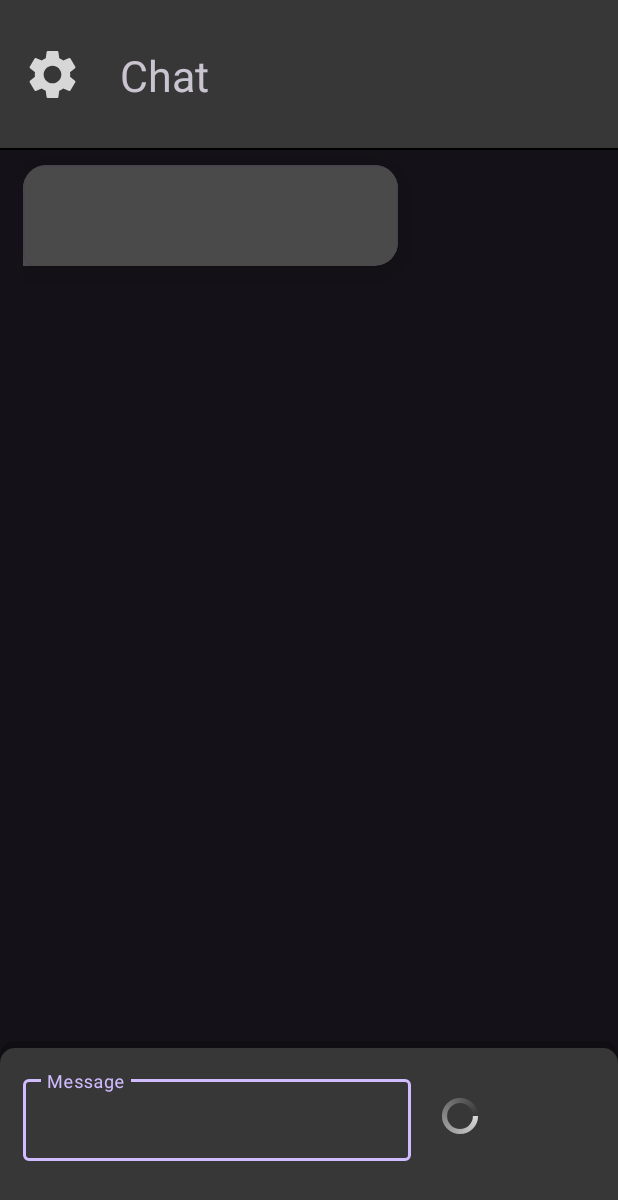
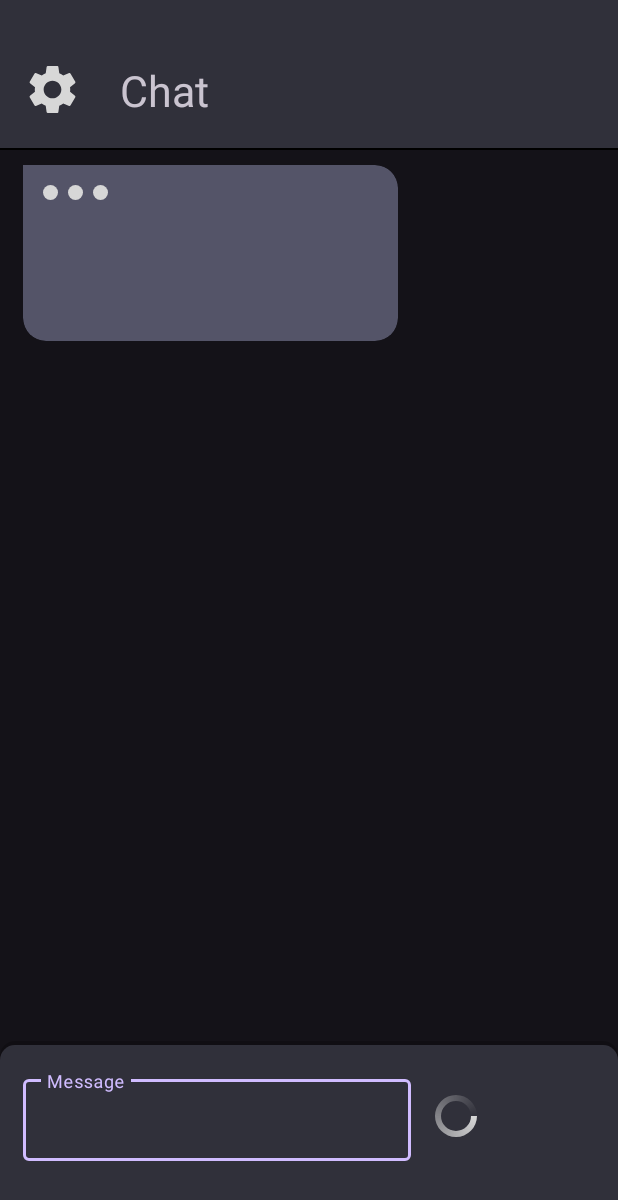
Before and after one commit to Asierso/ochat-app, an Android app: the screen it shows after launch (MainActivity), after a tap on "send button", on a phone screen of 412 x 824 dp. Shown: the top 1200 px of the screen. Run offline under Robolectric (Android 15) with nearby library versions, the phone set to English and light mode, and no system bars.

Commit message:
Features: new animations Fixes: balloons graphic bugfix, keyboard, edittext and scrollview

```diff
--- a/app/src/main/AndroidManifest.xml
+++ b/app/src/main/AndroidManifest.xml
@@ -3,7 +3,8 @@
     xmlns:tools="http://schemas.android.com/tools">
 
     <uses-permission android:name="android.permission.INTERNET" />
-
+    <uses-permission android:name="android.permission.WRITE_EXTERNAL_STORAGE"/>
+    <uses-permission android:name="android.permission.READ_EXTERNAL_STORAGE"/>
     <application
         android:allowBackup="true"
         android:appCategory="social"
--- a/app/src/main/java/com/asierso/ochat/MainActivity.kt
+++ b/app/src/main/java/com/asierso/ochat/MainActivity.kt
@@ -3,17 +3,18 @@ package com.asierso.ochat
 import android.content.Context
 import android.content.Intent
 import android.os.Bundle
-import android.view.Gravity
 import android.view.ViewGroup
+import android.view.animation.AnimationUtils
+import android.view.inputmethod.InputMethodManager
 import android.widget.ImageView
 import android.widget.LinearLayout
 import android.widget.ScrollView
-import android.widget.TextView
+import android.widget.TableRow
 import android.widget.Toast
 import androidx.activity.enableEdgeToEdge
-import androidx.appcompat.app.ActionBar.LayoutParams
 import androidx.appcompat.app.AppCompatActivity
 import androidx.appcompat.content.res.AppCompatResources
+import androidx.core.widget.doOnTextChanged
 import androidx.lifecycle.lifecycleScope
 import com.asierso.ochat.api.*
 import com.asierso.ochat.api.builder.LlamaDialogsBuilder
@@ -21,8 +22,8 @@ import com.asierso.ochat.api.builder.LlamaRequestBaseBuilder
 import com.asierso.ochat.api.handlers.LlamaConnectionException
 import com.asierso.ochat.api.models.LlamaMessage
 import com.asierso.ochat.api.models.LlamaResponse
+import com.asierso.ochat.components.MessageCardView
 import com.asierso.ochat.models.ClientSettings
-import com.google.android.material.card.MaterialCardView
 import com.google.android.material.textfield.TextInputEditText
 import com.google.android.material.textfield.TextInputLayout
 import kotlinx.coroutines.Dispatchers
@@ -54,13 +55,22 @@ class MainActivity : AppCompatActivity() {
             val msg = findViewById<TextInputEditText>(R.id.tf_message)
             try {
                 //Lock send button
-                changeSendAble(false)
-
+                isSendEnabled(false)
 
                 //Send message and update view
                 conversation.add(LlamaMessage(LlamaMessage.USER_ROLE, msg.text.toString()))
-                if (msg.text.toString().isNotBlank())
-                    renderMessageView(Side.User).append(msg.text.toString())
+
+                //Create message balloon only if user wrote some text
+                if (msg.text.toString().isNotBlank()) {
+                    val msgview = MessageCardView(context, Side.User)
+                    msgview.getTextComponent().append(msg.text.toString())
+                    msgview.stopLoading()
+                    findViewById<LinearLayout>(R.id.message_layout).addView(msgview.getView())
+                }
+
+                //Close virtual keyboard
+                (getSystemService(INPUT_METHOD_SERVICE) as InputMethodManager)
+                    .hideSoftInputFromWindow(msg.windowToken,0)
 
                 //Send message and clear text
                 sendPrompt()
@@ -76,6 +86,16 @@ class MainActivity : AppCompatActivity() {
             startActivity(settings)
         }
 
+        findViewById<TextInputEditText>(R.id.tf_message).doOnTextChanged { text, start, before, count ->
+            var lines = findViewById<TextInputEditText>(R.id.tf_message).lineCount
+            lines = if (lines > 10) 10 else lines
+
+            findViewById<TextInputLayout>(R.id.tf_message_layout).layoutParams = TableRow.LayoutParams(
+                resources.displayMetrics.widthPixels - 230,
+                Global.getPixels(this,60) + ((lines-1) * Global.getPixels(this,19))
+            )
+        }
+
         settings = FilesManager.loadSettings(this)
         loadConversation()
 
@@ -85,16 +105,23 @@ class MainActivity : AppCompatActivity() {
         if (settings != null && settings!!.model != null && settings!!.model.isNotBlank())
             lifecycleScope.launch {
                 withContext(Dispatchers.IO) {
+
+                    //Load conversation using ip and model names
                     val loadedConversation = FilesManager.loadConversation(
                         context,
                         "${settings!!.ip}_${settings!!.model}"
                     )
+
+                    //Check if loaded conversation is valid
                     if (loadedConversation != null) {
                         conversation.addAll(loadedConversation)
                         for (balloonMessage in conversation)
                             withContext(Dispatchers.Main) {
-                                renderMessageView(if (balloonMessage.role.equals("user")) Side.User else Side.IA)
-                                    .text = balloonMessage.content.toString()
+                                //Create all message balloons
+                                val msgview = MessageCardView(context,if (balloonMessage.role.equals("user")) Side.User else Side.IA)
+                                msgview.getTextComponent().text = balloonMessage.content.toString()
+                                findViewById<LinearLayout>(R.id.message_layout).addView(msgview.getView())
+                                msgview.stopLoading()
                             }
                     }
                 }
@@ -123,23 +150,27 @@ class MainActivity : AppCompatActivity() {
         }
     }
 
-    private fun changeSendAble(status: Boolean) {
+    private fun isSendEnabled(status: Boolean) {
         val sendBtn = findViewById<ImageView>(R.id.btn_send)
         sendBtn.isEnabled = status
-        if (!status)
+        if (!status) {
             sendBtn.setImageDrawable(
                 AppCompatResources.getDrawable(
                     this,
-                    R.drawable.spinner_rotate
+                    R.drawable.spinner_shape
                 )
             )
-        else
+            sendBtn.animation =AnimationUtils.loadAnimation(context, R.anim.load_rotation_lineal)
+        }
+        else {
             sendBtn.setImageDrawable(
                 AppCompatResources.getDrawable(
                     this,
                     R.drawable.baseline_send_24
                 )
             )
+            sendBtn.animation = null
+        }
     }
 
     private fun rescale() {
@@ -151,64 +182,16 @@ class MainActivity : AppCompatActivity() {
         text.layoutParams = layout
     }
 
-    private fun renderMessageView(side: Side): TextView {
-        //Create card
-        val card = MaterialCardView(this).apply {
-            elevation = 20f
+    private fun sendPrompt() {
+        //Create message balloon
+        val messageView = MessageCardView(context,Side.IA)
+        findViewById<LinearLayout>(R.id.message_layout).addView(messageView.getView())
 
-            //Set card resolution
-            minimumHeight = Global.getPixels(context, 70)
-            setContentPadding(
-                Global.getPixels(context, 10),
-                Global.getPixels(context, 10),
-                Global.getPixels(context, 10),
-                Global.getPixels(context, 10)
-            )
+        //Make autoscroll
+        findViewById<ScrollView>(R.id.scr_layout_message_screen)
+            .smoothScrollTo(0,findViewById<LinearLayout>(R.id.message_layout).height)
 
-            //Set card design
-            if (side == Side.User)
-                setBackgroundDrawable(
-                    AppCompatResources.getDrawable(
-                        context,
-                        R.drawable.user_message_balloon
-                    )
-                )
-            else
-                setBackgroundDrawable(
-                    AppCompatResources.getDrawable(
-                        context,
-                        R.drawable.ia_message_balloon
-                    )
-                )
-
-            //Adjust layout
-            layoutParams = LinearLayout.LayoutParams(
-                Global.getPixels(context, 250),
-                LayoutParams.WRAP_CONTENT
-            ).apply {
-                setMargins(0, Global.getPixels(context, 10), 0, Global.getPixels(context, 10))
-                gravity = if (side == Side.User) Gravity.END else Gravity.START
-            }
-        }
-
-        //Create text
-        val txt = TextView(this).apply {
-            text = ""
-            textSize = 16f
-            setTextColor(getColor(if (side == Side.User) R.color.user_wrote_fore else R.color.ia_wrote_fore))
-            layoutParams = LinearLayout.LayoutParams(
-                LinearLayout.LayoutParams.MATCH_PARENT,
-                LinearLayout.LayoutParams.MATCH_PARENT
-            )
-        }
-
-        card.addView(txt)
-        findViewById<LinearLayout>(R.id.message_layout).addView(card)
-        return txt
-    }
-
-    private fun sendPrompt() {
-        val updateView: TextView = renderMessageView(Side.IA)
+        //Check if settings are correct
         if (settings == null) {
             Toast.makeText(this, "Error, specify valid settings", Toast.LENGTH_SHORT).show()
             return
@@ -216,13 +199,16 @@ class MainActivity : AppCompatActivity() {
 
         lifecycleScope.launch {
             val res = withContext(Dispatchers.IO) {
+                //Get llama api url
                 val llama = LlamaConnection(Global.bakeUrl(settings) ?: "")
 
+                //Build llama connection
                 val llamaRequestBase = LlamaRequestBaseBuilder()
                     .useModel(settings?.model.toString())
                     .withStream(true)
                     .build()
 
+                //Build dialogs
                 val dialogBuilder = LlamaDialogsBuilder(llamaRequestBase)
                 for (handle in conversation)
                     dialogBuilder.createDialog(handle.role, handle.content)
@@ -234,28 +220,35 @@ class MainActivity : AppCompatActivity() {
                     ) { e ->
                         lifecycleScope.launch {
                             withContext(Dispatchers.Main) {
-                                updateView.append(e.message.content.toString())
-                                val scroll =
-                                    findViewById<ScrollView>(R.id.scr_layout_message_screen)
-                                scroll.smoothScrollTo(0,scroll.height)
+                                messageView.stopLoading()
+                                messageView.getTextComponent().append(e.message.content.toString())
+
+
+                                //Make autoscroll
+                                findViewById<ScrollView>(R.id.scr_layout_message_screen)
+                                    .smoothScrollTo(0,findViewById<LinearLayout>(R.id.message_layout).height)
                             }
                         }
                     }
                 } catch (e: LlamaConnectionException) {
+                    //Error at some point of connection
                     llamaResponse = null
                     withContext(Dispatchers.Main) {
                         Toast.makeText(context, "Error ${e.message}", Toast.LENGTH_SHORT).show()
 
-                        val hotCardView = (updateView.parent as ViewGroup)
+                        //Remove message
+                        val hotCardView = (messageView.getView() as ViewGroup)
                         (hotCardView.parent as ViewGroup).removeView(hotCardView)
-                        hotCardView.removeView(updateView)
-
+                        hotCardView.removeView(messageView.getView())
                     }
                 }
                 return@withContext llamaResponse
             }
             if (res != null) {
+                //Add full text after stream load
                 conversation.add(LlamaMessage(LlamaMessage.ASSISTANT_ROLE, res.message.content))
+
+                //Save conversation
                 lifecycleScope.launch {
                     withContext(Dispatchers.IO) {
                         FilesManager.saveConversation(
@@ -266,7 +259,9 @@ class MainActivity : AppCompatActivity() {
                     }
                 }
             }
-            changeSendAble(true)
+
+            //Allow user to send new messages
+            isSendEnabled(true)
         }
     }
 }
--- /dev/null
+++ b/app/src/main/java/com/asierso/ochat/components/MessageCardView.kt
@@ -0,0 +1,130 @@
+package com.asierso.ochat.components
+
+import android.content.Context
+import android.view.Gravity
+import android.view.animation.AnimationUtils
+import android.widget.ImageView
+import android.widget.LinearLayout
+import android.widget.TextView
+import androidx.appcompat.app.ActionBar.LayoutParams
+import androidx.appcompat.content.res.AppCompatResources
+import androidx.cardview.widget.CardView
+import androidx.core.widget.doOnTextChanged
+import com.asierso.ochat.Global
+import com.asierso.ochat.MainActivity.Side
+import com.asierso.ochat.R
+import com.google.android.material.card.MaterialCardView
+
+class MessageCardView(private val context: Context, private val side: Side) {
+    private var loadAnimation: LinearLayout? = null
+    private var card: CardView? = null
+    private var text: TextView? = null
+    private var isLoading = true
+    private var dots = 0
+
+    init {
+        //Create card
+        card = MaterialCardView(context).apply {
+            cardElevation =5f
+            strokeWidth = 0
+
+            //Set card resolution
+            minimumHeight = Global.getPixels(context, 70)
+            setContentPadding(
+                Global.getPixels(context, 10),
+                Global.getPixels(context, 10),
+                Global.getPixels(context, 10),
+                Global.getPixels(context, 10)
+            )
+
+            //Set card design
+            if (side == Side.User){
+                setBackgroundDrawable(
+                    AppCompatResources.getDrawable(
+                        context,
+                        R.drawable.user_message_balloon
+                    )
+                )
+                setCardBackgroundColor(context.getColor(R.color.user_wrote))
+            }
+            else {
+                setBackgroundDrawable(
+                    AppCompatResources.getDrawable(
+                        context,
+                        R.drawable.ia_message_balloon
+                    )
+                )
+                setCardBackgroundColor(context.getColor(R.color.ia_wrote))
+            }
+            //Adjust layout
+            layoutParams = LinearLayout.LayoutParams(
+                Global.getPixels(context, 250),
+                LayoutParams.WRAP_CONTENT
+            ).apply {
+                setMargins(0, Global.getPixels(context, 10), 0, Global.getPixels(context, 10))
+                gravity = if (side == Side.User) Gravity.END else Gravity.START
+            }
+
+
+        }
+
+        //Create text
+        text = TextView(context).apply {
+            text = ""
+            textSize = 16f
+            setTextColor(context.getColor(if (side == Side.User) R.color.user_wrote_fore else R.color.ia_wrote_fore))
+            layoutParams = LinearLayout.LayoutParams(
+                LinearLayout.LayoutParams.MATCH_PARENT,
+                LinearLayout.LayoutParams.MATCH_PARENT
+            )
+        }
+
+        //Add dots container
+        loadAnimation = LinearLayout(context).apply {
+            layoutParams = LinearLayout.LayoutParams(
+                150,150
+            )
+            orientation = LinearLayout.HORIZONTAL
+        }
+
+        //Create animation dots
+        for(i in 0 until 3){
+            loadAnimation!!.addView(createAnimationDot())
+        }
+
+        //Add text and animation to card
+        card!!.addView(loadAnimation)
+        card!!.addView(text)
+        text!!.doOnTextChanged { _,_,_, count -> if(count > 0) card!!.removeView(loadAnimation) }
+    }
+
+    private fun createAnimationDot() : ImageView{
+        //Create dot margins
+        val dotParams = LinearLayout.LayoutParams(
+            15,15
+        )
+        dotParams.setMargins(5,5,5,5)
+        dots++
+
+        return ImageView(context).apply {
+            setImageDrawable(AppCompatResources.getDrawable(context, R.drawable.dot))
+            layoutParams = dotParams
+
+            //Set animation for dots
+            animation = AnimationUtils.loadAnimation(context, R.anim.load_shade)
+            animation.startOffset = (dots * 50).toLong()
+        }
+    }
+
+    fun getTextComponent() : TextView{
+        return text!!
+    }
+
+    fun getView() : CardView{
+        return card!!
+    }
+
+    fun stopLoading(){
+        loadAnimation?.removeAllViews()
+    }
+}
--- /dev/null
+++ b/app/src/main/res/anim/load_shade.xml
@@ -0,0 +1,6 @@
+<?xml version="1.0" encoding="utf-8"?>
+<set xmlns:android="http://schemas.android.com/apk/res/android" android:duration="600" android:interpolator="@android:anim/linear_interpolator" android:repeatMode="reverse" android:repeatCount="infinite">
+    <alpha android:fromAlpha="1"
+        android:toAlpha=".5"
+        android:repeatCount="infinite"/>
+</set>
--- a/app/src/main/res/drawable/baseline_send_24.xml
+++ b/app/src/main/res/drawable/baseline_send_24.xml
@@ -1,4 +1,4 @@
-<vector xmlns:android="http://schemas.android.com/apk/res/android" android:autoMirrored="true" android:height="24dp" android:tint="#ffffff" android:viewportHeight="24" android:viewportWidth="24" android:width="24dp">
+<vector xmlns:android="http://schemas.android.com/apk/res/android" android:autoMirrored="true" android:height="35dp" android:tint="#ffffff" android:viewportHeight="24" android:viewportWidth="24" android:width="35dp">
 
     <path android:fillColor="@android:color/white" android:pathData="M2.01,21L23,12 2.01,3 2,10l15,2 -15,2z"/>
 
--- a/app/src/main/res/drawable/bottom_bar_layout.xml
+++ b/app/src/main/res/drawable/bottom_bar_layout.xml
@@ -3,13 +3,13 @@
     <item>
         <shape android:shape="rectangle">
             <solid android:color="#33000000" />
-            <corners android:topLeftRadius="10dp" android:topRightRadius="10dp"></corners>
-            <padding android:bottom="0dp" android:left="0dp" android:right="0dp" android:top="5dp" />
+            <corners android:topLeftRadius="10dp" android:topRightRadius="10dp"/>
+            <padding android:bottom="0dp" android:left="0dp" android:right="0dp" android:top="3dp" />
         </shape>
     </item>
     <item>
         <shape android:shape="rectangle" android:tint="@color/plain_layouts">
-            <corners android:topLeftRadius="10dp" android:topRightRadius="10dp"></corners>
+            <corners android:topLeftRadius="10dp" android:topRightRadius="10dp"/>
         </shape>
     </item>
 
--- /dev/null
+++ b/app/src/main/res/drawable/dot.xml
@@ -0,0 +1,6 @@
+<?xml version="1.0" encoding="utf-8"?>
+<selector xmlns:android="http://schemas.android.com/apk/res/android">
+    <item>
+        <shape android:tint="@color/white" android:shape="oval"/>
+    </item>
+</selector>
--- a/app/src/main/res/drawable/ia_message_balloon.xml
+++ b/app/src/main/res/drawable/ia_message_balloon.xml
@@ -1,9 +1,8 @@
 <?xml version="1.0" encoding="utf-8"?>
 <layer-list xmlns:android="http://schemas.android.com/apk/res/android">
     <item android:bottom="3dp">
-        <shape android:shape="rectangle">
-            <corners android:radius="15dp" android:bottomLeftRadius="0dp"/>
-            <solid android:color="@color/ia_wrote"/>
+        <shape android:shape="rectangle" android:tint="@color/ia_wrote">
+            <corners android:radius="15dp" android:topLeftRadius="0dp"/>
         </shape>
     </item>
 </layer-list>
--- a/app/src/main/res/drawable/spinner_rotate.xml
+++ /dev/null
@@ -1,10 +0,0 @@
-<?xml version="1.0" encoding="utf-8"?>
-<!-- res/drawable/spinner_rotate.xml -->
-<animated-rotate xmlns:android="http://schemas.android.com/apk/res/android"
-    android:drawable="@drawable/spinner_shape"
-    android:fromDegrees="0"
-    android:toDegrees="360"
-    android:pivotX="50%"
-    android:pivotY="50%"
-    android:duration="100"
-    android:repeatCount="infinite" />
--- a/app/src/main/res/drawable/user_message_balloon.xml
+++ b/app/src/main/res/drawable/user_message_balloon.xml
@@ -1,9 +1,8 @@
 <?xml version="1.0" encoding="utf-8"?>
 <layer-list xmlns:android="http://schemas.android.com/apk/res/android">
     <item>
-        <shape android:shape="rectangle">
-            <corners android:radius="15dp" android:bottomRightRadius="0dp"/>
-            <solid android:color="@color/user_wrote"/>
+        <shape android:shape="rectangle" android:tint="@color/user_wrote">
+            <corners android:radius="15dp" android:topRightRadius="0dp"/>
         </shape>
     </item>
 </layer-list>
--- a/app/src/main/res/layout/activity_main.xml
+++ b/app/src/main/res/layout/activity_main.xml
@@ -15,6 +15,7 @@
         android:id="@+id/layout_top_bar"
         app:layout_constraintTop_toTopOf="parent"
         app:layout_constraintStart_toStartOf="parent"
+        android:paddingTop="20dp"
         android:gravity="start|center">
 
         <ImageView
@@ -68,7 +69,7 @@
 
         <TableLayout
             android:layout_width="match_parent"
-            android:layout_height="60dp"
+            android:layout_height="wrap_content"
             android:layout_marginStart="15dp"
             android:layout_marginEnd="15dp"
             android:layout_marginBottom="30dp"
@@ -82,7 +83,7 @@
                 <com.google.android.material.textfield.TextInputLayout
                     android:id="@+id/tf_message_layout"
                     android:layout_width="300dp"
-                    android:layout_height="wrap_content"
+                    android:layout_height="match_parent"
                     app:layout_constraintBottom_toBottomOf="parent"
                     app:layout_constraintStart_toStartOf="parent">
 
@@ -96,10 +97,10 @@
 
                 <ImageView
                     android:id="@+id/btn_send"
-                    android:layout_width="45dp"
-                    android:layout_height="match_parent"
-                    android:layout_marginStart="10dp"
-                    android:padding="2dp"
+                    android:layout_width="60dp"
+                    android:layout_height="60dp"
+                    android:layout_marginStart="0dp"
+                    android:layout_gravity="center"
                     android:src="@drawable/baseline_send_24"
                     android:contentDescription="send button"
                     app:tint="@color/white"/>
--- a/app/src/main/res/layout/activity_settings.xml
+++ b/app/src/main/res/layout/activity_settings.xml
@@ -6,6 +6,7 @@
     android:layout_width="match_parent"
     android:layout_height="match_parent"
     tools:context=".SettingsActivity">
+
     <LinearLayout
         android:layout_width="match_parent"
         android:layout_height="100dp"
@@ -14,6 +15,7 @@
         android:id="@+id/layout_top_bar"
         app:layout_constraintTop_toTopOf="parent"
         app:layout_constraintStart_toStartOf="parent"
+        android:paddingTop="20dp"
         android:gravity="left|center">
 
         <ImageView
@@ -34,6 +36,7 @@
     <TableLayout
         android:layout_width="match_parent"
         android:layout_height="wrap_content"
+        android:id="@+id/layout_settings_container"
         app:layout_constraintTop_toBottomOf="@id/layout_top_bar"
         app:layout_constraintStart_toStartOf="parent">
 
@@ -170,6 +173,9 @@
                 android:text="Clear chats"
                 android:layout_marginStart="5dp"/>
         </TableRow>
+
     </TableLayout>
 
+
+
 </androidx.constraintlayout.widget.ConstraintLayout>
--- a/app/src/main/res/values/colors.xml
+++ b/app/src/main/res/values/colors.xml
@@ -3,14 +3,13 @@
     <color name="black">#FF000000</color>
     <color name="white">#D7D7D7</color>
 
-    <color name="ia_wrote">#4B4A4A</color>
+    <color name="ia_wrote">#545468</color>
     <color name="ia_wrote_fore">#F0F0F0</color>
 
-    <color name="user_wrote">#895EDB</color>
-    <color name="user_wrote_gradient">#B16DF0</color>
+    <color name="user_wrote">#6147DC</color>
     <color name="user_wrote_fore">#F0F0F0</color>
 
-    <color name="plain_layouts">#373737</color>
+    <color name="plain_layouts">#30303A</color>
     <color name="plain_layouts_darker">#141414</color>
 
     <color name="ic_launcher_background">#925BBA</color>
```
Also changed, not shown: app/build.gradle.kts (+6 -1 lines), app/src/main/java/com/asierso/ochat/SettingsActivity.kt (+45 -25 lines), app/src/main/res/anim/load_rotation_bouncing.xml (added, +10 -0 lines), app/src/main/res/anim/load_rotation_lineal.xml (added, +10 -0 lines), 1 other file.
